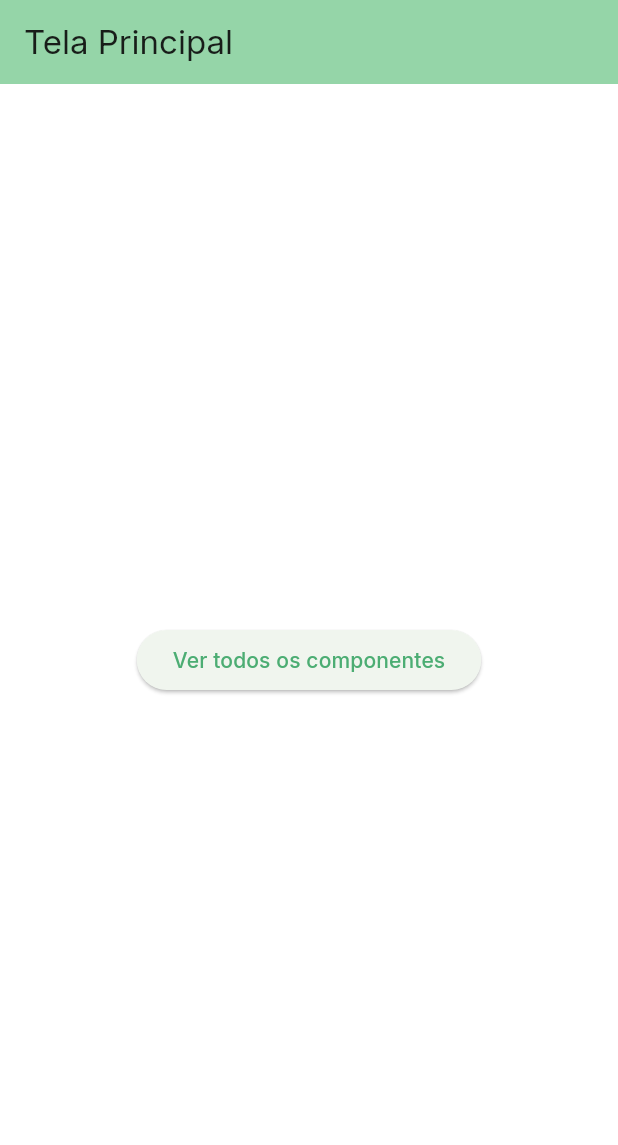
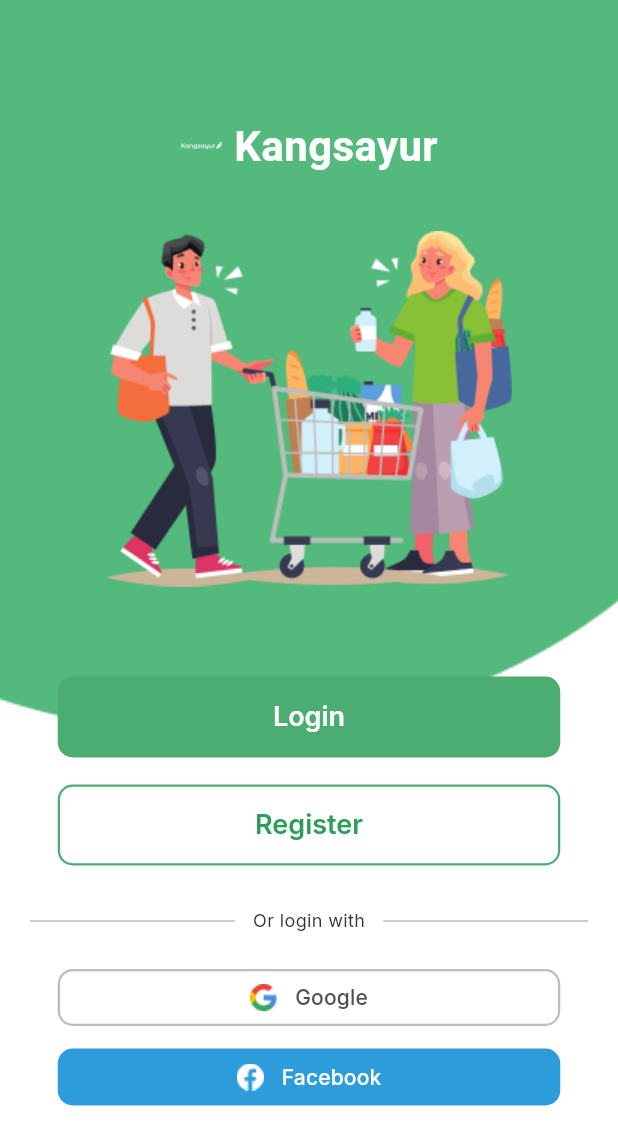
Before and after one commit to Aicrus/apptalles, a Flutter app: the screen it shows after launch, on a phone screen of 412 x 824 dp. Shown: the top 1145 px of the screen. Run offline on Flutter 3.47's test engine with Material 3 defaults, Android fonts, the phone set to English and light mode, and no system bars; our stand-ins replace flutter_dotenv, google_fonts, supabase_flutter; accounts and stored records are empty.

Commit message:
Adiciona a pasta de imagens ao arquivo pubspec.yaml e altera o título do aplicativo para 'Kangsayur', além de definir a tela inicial como WelcomeScreen no arquivo main.dart.

```diff
--- a/lib/main.dart
+++ b/lib/main.dart
@@ -4,6 +4,7 @@
 
 import 'design_system/design_system.dart';
 import 'components/components.dart';
+import 'screens/welcome_screen.dart';
 
 Future<void> main() async {
   WidgetsFlutterBinding.ensureInitialized();
@@ -24,9 +25,9 @@
   @override
   Widget build(BuildContext context) {
     return MaterialApp(
-      title: 'Flutter Demo',
+      title: 'Kangsayur',
       theme: buildAppTheme(),
-      home: const MyHomePage(),
+      home: const WelcomeScreen(),
     );
   }
 }
--- /dev/null
+++ b/lib/screens/welcome_screen.dart
@@ -0,0 +1,229 @@
+import 'package:flutter/material.dart';
+import 'package:google_fonts/google_fonts.dart';
+import '../design_system/design_system.dart';
+import '../components/components.dart';
+
+/// Tela de boas-vindas com opções de Login e Registro
+class WelcomeScreen extends StatelessWidget {
+  const WelcomeScreen({super.key});
+
+  @override
+  Widget build(BuildContext context) {
+    return Scaffold(
+      backgroundColor: AppColors.white,
+      body: Stack(
+        children: [
+          // Fundo verde com bordas arredondadas
+          Positioned(
+            left: 0,
+            top: 0,
+            right: 0,
+            child: Image.asset(
+              'assets/images/Ellipse 14.png',
+              width: MediaQuery.of(context).size.width,
+              height: 489,
+              fit: BoxFit.cover,
+            ),
+          ),
+
+          // Conteúdo principal
+          SafeArea(
+            child: SingleChildScrollView(
+              child: Padding(
+                padding: const EdgeInsets.symmetric(horizontal: 20),
+                child: Column(
+                  children: [
+                    const SizedBox(height: 80),
+
+                    // Logo e Nome do App
+                    Row(
+                      mainAxisAlignment: MainAxisAlignment.center,
+                      children: [
+                        // Ícone da logo (vegetais)
+                        Image.asset(
+                          'assets/images/Group 771.png',
+                          width: 28,
+                          height: 34,
+                        ),
+                        const SizedBox(width: 8),
+                        // Nome do app
+                        Text(
+                          'Kangsayur',
+                          style: GoogleFonts.montserratAlternates(
+                            fontSize: 28,
+                            fontWeight: FontWeight.w600,
+                            color: AppColors.white,
+                            height: 1.21,
+                          ),
+                        ),
+                      ],
+                    ),
+
+                    const SizedBox(height: 40),
+
+                    // Ilustração (pessoas com carrinho)
+                    Image.asset(
+                      'assets/images/Group 768.png',
+                      width: 273,
+                      height: 237,
+                    ),
+
+                    const SizedBox(height: 60),
+
+                    // Botões de Login e Registro
+                    Column(
+                      children: [
+                          // Botão Login
+                          PrimaryButton(
+                            text: 'Login',
+                            onPressed: () {
+                              // TODO: Navegar para tela de login
+                            },
+                          ),
+
+                          const SizedBox(height: 18),
+
+                          // Botão Register
+                          SecondaryButton(
+                            text: 'Register',
+                            onPressed: () {
+                              // TODO: Navegar para tela de registro
+                            },
+                          ),
+
+                          const SizedBox(height: 28),
+
+                          // Divisor "Or login with"
+                          Row(
+                            children: [
+                              Expanded(
+                                child: Container(
+                                  height: 1,
+                                  color: AppColors.textMuted,
+                                ),
+                              ),
+                              const Padding(
+                                padding: EdgeInsets.symmetric(horizontal: 12),
+                                child: Text(
+                                  'Or login with',
+                                  style: TextStyle(
+                                    fontFamily: 'Inter',
+                                    fontSize: 12,
+                                    fontWeight: FontWeight.w400,
+                                    color: AppColors.textHighlight,
+                                    height: 1.5,
+                                  ),
+                                ),
+                              ),
+                              Expanded(
+                                child: Container(
+                                  height: 1,
+                                  color: AppColors.textMuted,
+                                ),
+                              ),
+                            ],
+                          ),
+
+                          const SizedBox(height: 23),
+
+                          // Botão Google
+                          _SocialLoginButton(
+                            icon: 'assets/images/grommet-icons_google.png',
+                            label: 'Google',
+                            backgroundColor: AppColors.white,
+                            textColor: const Color(0xFF4F4F4F),
+                            borderColor: AppColors.textMuted,
+                            onPressed: () {
+                              // TODO: Login com Google
+                            },
+                          ),
+
+                          const SizedBox(height: 15),
+
+                          // Botão Facebook
+                          _SocialLoginButton(
+                            icon: 'assets/images/bi_facebook.png',
+                            label: 'Facebook',
+                            backgroundColor: const Color(0xFF2D9CDB),
+                            textColor: AppColors.white,
+                            borderColor: Colors.transparent,
+                            onPressed: () {
+                              // TODO: Login com Facebook
+                            },
+                          ),
+
+                        const SizedBox(height: 40),
+                      ],
+                    ),
+                  ],
+                ),
+              ),
+            ),
+          ),
+        ],
+      ),
+    );
+  }
+}
+
+/// Botão de login social (Google/Facebook)
+class _SocialLoginButton extends StatelessWidget {
+  final String icon;
+  final String label;
+  final Color backgroundColor;
+  final Color textColor;
+  final Color borderColor;
+  final VoidCallback? onPressed;
+
+  const _SocialLoginButton({
+    required this.icon,
+    required this.label,
+    required this.backgroundColor,
+    required this.textColor,
+    required this.borderColor,
+    this.onPressed,
+  });
+
+  @override
+  Widget build(BuildContext context) {
+    return SizedBox(
+      width: 335,
+      height: 38,
+      child: OutlinedButton(
+        onPressed: onPressed,
+        style: OutlinedButton.styleFrom(
+          backgroundColor: backgroundColor,
+          foregroundColor: textColor,
+          side: BorderSide(
+            color: borderColor,
+            width: borderColor == Colors.transparent ? 0 : 1.5,
+          ),
+          shape: RoundedRectangleBorder(
+            borderRadius: BorderRadius.circular(10),
+          ),
+          padding: EdgeInsets.zero,
+        ),
+        child: Row(
+          mainAxisAlignment: MainAxisAlignment.center,
+          children: [
+            Image.asset(
+              icon,
+              width: 18,
+              height: 18,
+            ),
+            const SizedBox(width: 12),
+            Text(
+              label,
+              style: TextStyle(
+                fontFamily: 'Inter',
+                fontSize: 14,
+                fontWeight: FontWeight.w500,
+                color: textColor,
+              ),
+            ),
+          ],
+        ),
+      ),
+    );
+  }
+}
--- a/pubspec.yaml
+++ b/pubspec.yaml
@@ -63,6 +63,7 @@
   # To add assets to your application, add an assets section, like this:
   assets:
     - .env
+    - assets/images/
 
   # An image asset can refer to one or more resolution-specific "variants", see
   # https://flutter.dev/to/resolution-aware-images
```
Also changed, not shown: assets/images/Ellipse 14.png (added), assets/images/Group 768.png (added), assets/images/Group 771.png (added), assets/images/bi_facebook.png (added), assets/images/grommet-icons_google.png (added).
